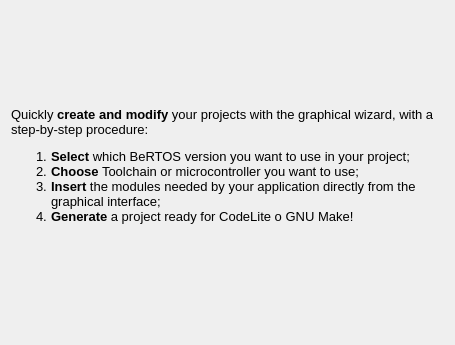
imby/STM32VLDiscovery_BeRTOS, file wizard/ui/intro_page.ui: the form before one commit.
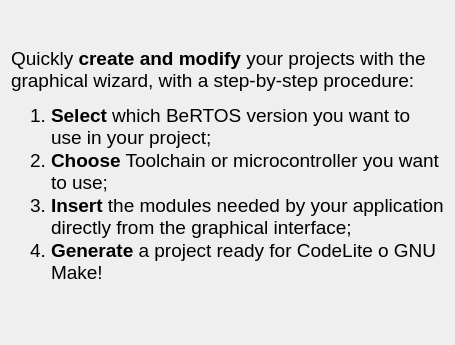
The form after the commit. Icons and pictures are not drawn.

Commit message: Change style and logo

```diff
--- a/wizard/ui/intro_page.ui
+++ b/wizard/ui/intro_page.ui
@@ -69,14 +69,12 @@
       <string>&lt;!DOCTYPE HTML PUBLIC &quot;-//W3C//DTD HTML 4.0//EN&quot; &quot;http://www.w3.org/TR/REC-html40/strict.dtd&quot;&gt;
 &lt;html&gt;&lt;head&gt;&lt;meta name=&quot;qrichtext&quot; content=&quot;1&quot; /&gt;&lt;style type=&quot;text/css&quot;&gt;
 p, li { white-space: pre-wrap; }
-&lt;/style&gt;&lt;/head&gt;&lt;body style=&quot; font-family:'Sans'; font-size:10pt; font-weight:400; font-style:normal;&quot;&gt;
-&lt;p style=&quot; margin-top:0px; margin-bottom:0px; margin-left:0px; margin-right:0px; -qt-block-indent:0; text-indent:0px;&quot;&gt;Quickly &lt;span style=&quot; font-weight:600;&quot;&gt;create and modify&lt;/span&gt; your projects with the graphical wizard, with a step-by-step procedure:&lt;/p&gt;
-&lt;ol&gt;
-&lt;li style=&quot; margin-top:0px; margin-bottom:0px; margin-left:0px; margin-right:0px; -qt-block-indent:0; text-indent:0px;&quot;&gt;&lt;span style=&quot; font-weight:600;&quot;&gt;Select&lt;/span&gt; which BeRTOS version you want to use in your project;&lt;/li&gt;
-&lt;li style=&quot; margin-top:0px; margin-bottom:0px; margin-left:0px; margin-right:0px; -qt-block-indent:0; text-indent:0px;&quot;&gt;&lt;span style=&quot; font-weight:600;&quot;&gt;Choose&lt;/span&gt; Toolchain or microcontroller you want to use;&lt;/li&gt;
-&lt;li style=&quot; margin-top:0px; margin-bottom:0px; margin-left:0px; margin-right:0px; -qt-block-indent:0; text-indent:0px;&quot;&gt;&lt;span style=&quot; font-weight:600;&quot;&gt;Insert&lt;/span&gt; the modules needed by your application directly from the graphical interface;&lt;/li&gt;
-&lt;li style=&quot; margin-top:0px; margin-bottom:0px; margin-left:0px; margin-right:0px; -qt-block-indent:0; text-indent:0px;&quot;&gt;&lt;span style=&quot; font-weight:600;&quot;&gt;Generate&lt;/span&gt; a project ready for CodeLite o GNU Make!&lt;/li&gt;
-&lt;/ol&gt;&lt;/body&gt;&lt;/html&gt;</string>
+&lt;/style&gt;&lt;/head&gt;&lt;body style=&quot; font-family:'Lucida Grande'; font-size:13pt; font-weight:400; font-style:normal;&quot;&gt;
+&lt;p style=&quot; margin-top:0px; margin-bottom:0px; margin-left:0px; margin-right:0px; -qt-block-indent:0; text-indent:0px;&quot;&gt;&lt;span style=&quot; font-family:'Sans'; font-size:14pt;&quot;&gt;Quickly &lt;/span&gt;&lt;span style=&quot; font-family:'Sans'; font-size:14pt; font-weight:600;&quot;&gt;create and modify&lt;/span&gt;&lt;span style=&quot; font-family:'Sans'; font-size:14pt;&quot;&gt; your projects with the graphical wizard, with a step-by-step procedure:&lt;/span&gt;&lt;/p&gt;
+&lt;ol style=&quot;margin-top: 0px; margin-bottom: 0px; margin-left: 0px; margin-right: 0px; -qt-list-indent: 1;&quot;&gt;&lt;li style=&quot; font-family:'Sans'; font-size:14pt;&quot; style=&quot; margin-top:12px; margin-bottom:0px; margin-left:0px; margin-right:0px; -qt-block-indent:0; text-indent:0px;&quot;&gt;&lt;span style=&quot; font-weight:600;&quot;&gt;Select&lt;/span&gt; which BeRTOS version you want to use in your project;&lt;/li&gt;
+&lt;li style=&quot; font-family:'Sans'; font-size:14pt;&quot; style=&quot; margin-top:0px; margin-bottom:0px; margin-left:0px; margin-right:0px; -qt-block-indent:0; text-indent:0px;&quot;&gt;&lt;span style=&quot; font-weight:600;&quot;&gt;Choose&lt;/span&gt; Toolchain or microcontroller you want to use;&lt;/li&gt;
+&lt;li style=&quot; font-family:'Sans'; font-size:14pt;&quot; style=&quot; margin-top:0px; margin-bottom:0px; margin-left:0px; margin-right:0px; -qt-block-indent:0; text-indent:0px;&quot;&gt;&lt;span style=&quot; font-weight:600;&quot;&gt;Insert&lt;/span&gt; the modules needed by your application directly from the graphical interface;&lt;/li&gt;
+&lt;li style=&quot; font-family:'Sans'; font-size:14pt;&quot; style=&quot; margin-top:0px; margin-bottom:12px; margin-left:0px; margin-right:0px; -qt-block-indent:0; text-indent:0px;&quot;&gt;&lt;span style=&quot; font-weight:600;&quot;&gt;Generate&lt;/span&gt; a project ready for CodeLite o GNU Make!&lt;/li&gt;&lt;/ol&gt;&lt;/body&gt;&lt;/html&gt;</string>
      </property>
      <property name="wordWrap">
       <bool>true</bool>
```
The commit also changes 1 other file.
